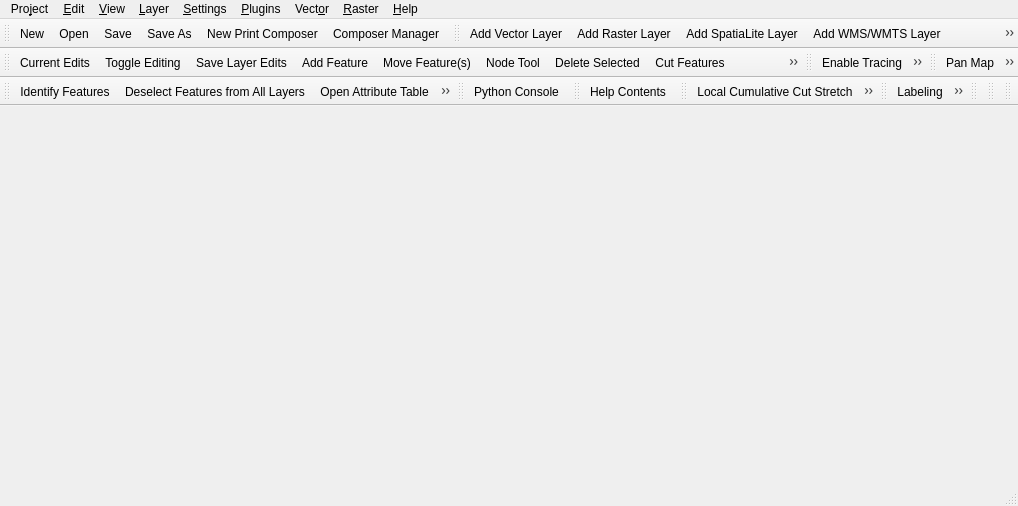
Before: the Qt Designer form src/ui/qgisapp.ui in nextgis/nextgisqgis, drawn with Qt 5.
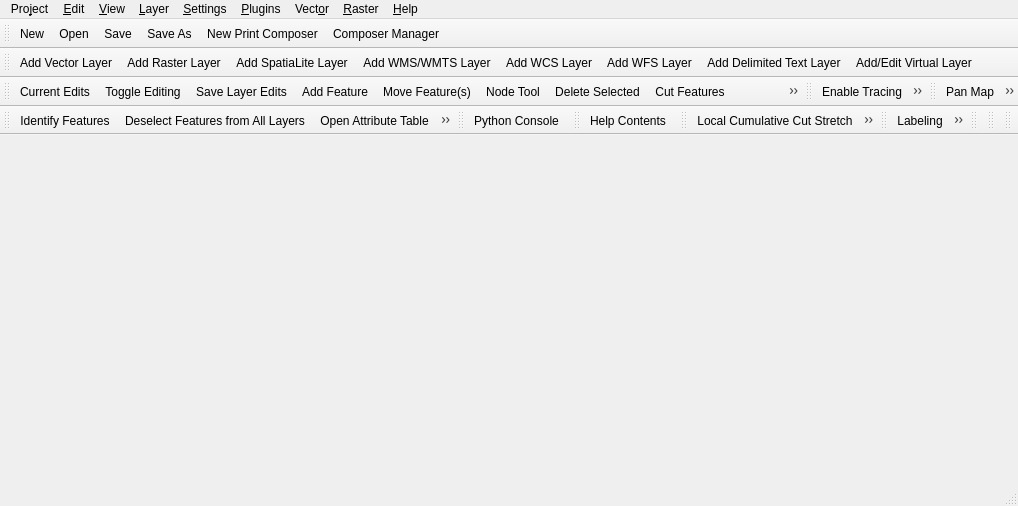
After: the same form once the commit is applied. Icons and pictures are not drawn.

Commit message: Add nextgis std lib support for account access

```diff
--- a/src/ui/qgisapp.ui
+++ b/src/ui/qgisapp.ui
@@ -317,6 +317,29 @@
    <addaction name="mActionNewPrintComposer"/>
    <addaction name="mActionShowComposerManager"/>
   </widget>
+  <widget class="QToolBar" name="mNGAccountToolBar">
+   <property name="windowTitle">
+    <string>NextGIS Account Toolbar</string>
+   </property>
+   <property name="toolTip">
+    <string>NextGIS Account Toolbar</string>
+   </property>
+   <property name="movable">
+    <bool>false</bool>
+   </property>
+   <property name="allowedAreas">
+    <set>Qt::TopToolBarArea</set>
+   </property>
+   <property name="floatable">
+    <bool>false</bool>
+   </property>
+   <attribute name="toolBarArea">
+    <enum>TopToolBarArea</enum>
+   </attribute>
+   <attribute name="toolBarBreak">
+    <bool>false</bool>
+   </attribute>
+  </widget>
   <widget class="QToolBar" name="mLayerToolBar">
    <property name="windowTitle">
     <string>Manage Layers Toolbar</string>
@@ -328,7 +351,7 @@
     <enum>TopToolBarArea</enum>
    </attribute>
    <attribute name="toolBarBreak">
-    <bool>false</bool>
+    <bool>true</bool>
    </attribute>
    <addaction name="mActionAddOgrLayer"/>
    <addaction name="mActionAddRasterLayer"/>
```
Left out of the diff: 2 changed lines with no effect on the pictures. The commit also changes 6 other files.
